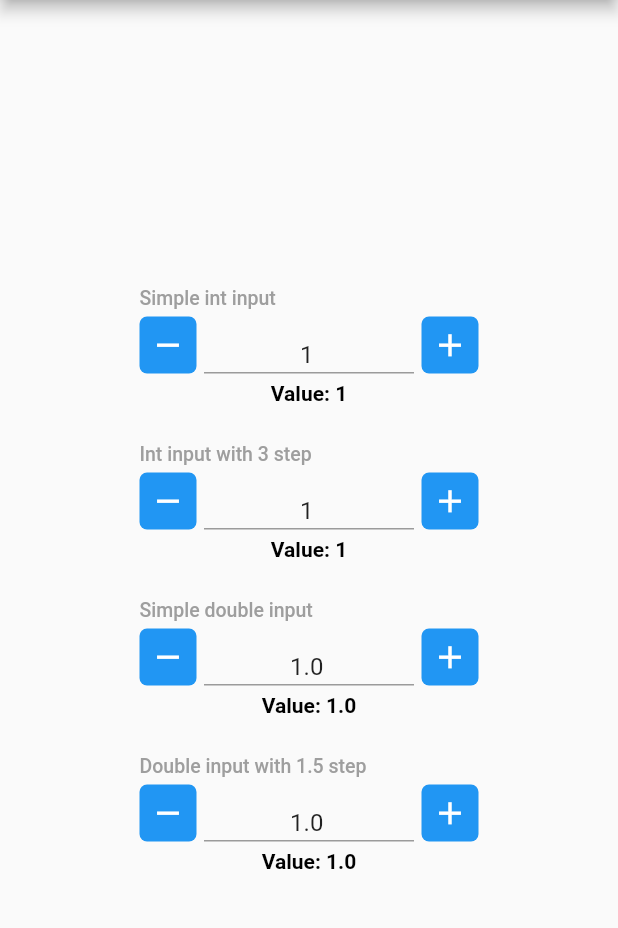
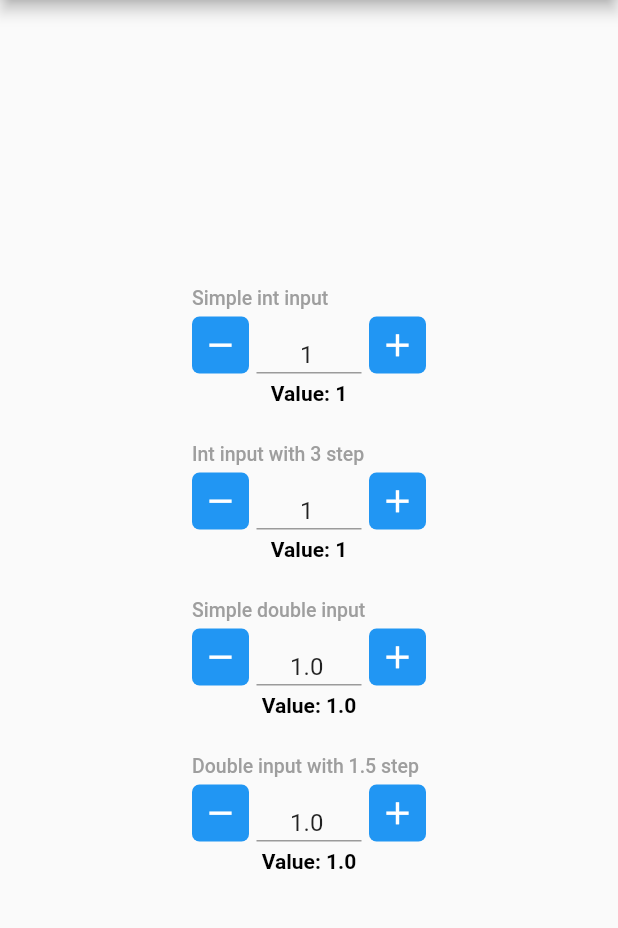
Before and after one commit to 4inka/flutter_quantity_input, a Flutter app: the screen it shows after launch, after a tap on the "remove" icon, on a phone screen of 412 x 824 dp, the part 84-1012 px from its top. Run offline on Flutter 3.47's test engine with Material 2 defaults, Android fonts, the phone set to English and light mode, and no system bars.

Commit message:
updating widget

````diff
--- a/lib/quantity_input.dart
+++ b/lib/quantity_input.dart
@@ -11,11 +11,16 @@ export 'src/quantity_input_as_double.dart';
 class QuantityInput extends StatefulWidget {
   /// Has to be an int or double depending on QuantityInputType variable
   final dynamic value;
+  /// The step in which
   final dynamic step;
+  ///
   final int decimalDigits;
   /// Set min value to be displayed in input. If not set, it will be set to 1
   final dynamic minValue;
+  /// Set max value to be displayed in input. If not set, it will be set to 1
   final dynamic maxValue;
+  /// The width of the textfield input
+  final double inputWidth;
   /// ```dart
   /// min(5, 3) == 3
   /// ```
@@ -27,8 +32,10 @@ class QuantityInput extends StatefulWidget {
   ///
   /// Setting property to true enables the option to display negative values
   final bool acceptsNegatives;
+  final bool acceptsZero;
   final QuantityInputType? type;
   final bool returnFormattedValue;
+  final InputDecoration? decoration;
 
   /// Test widget 1
   QuantityInput({
@@ -41,10 +48,13 @@ class QuantityInput extends StatefulWidget {
     this.label = '',
     this.readOnly = false,
     this.acceptsNegatives = false,
+    this.acceptsZero = false,
     this.minValue = 1,
     this.maxValue = 1000,
     this.type = QuantityInputType.forInt,
-    this.returnFormattedValue = false
+    this.returnFormattedValue = false,
+    this.inputWidth = 80,
+    this.decoration
   });
 
   @override
@@ -53,6 +63,14 @@ class QuantityInput extends StatefulWidget {
 
 class _QuantityInputState extends State<QuantityInput> {
   TextEditingController _controller = new TextEditingController();
+
+
+  @override
+  void initState() {
+    super.initState();
+    _controller.text = valueFormatter(widget.value);
+    //throw new Exception('Then using QuantityInputType.forDouble');
+  }
 
   String valueFormatter(dynamic value) {
     String extraZeros = '';
@@ -76,12 +94,6 @@ class _QuantityInputState extends State<QuantityInput> {
     String newFullValue = '$fullPartOfDouble.$decimalPartOfDouble';
 
     return newFullValue;
-  }
-
-  @override
-  void initState() {
-    super.initState();
-    _controller.text = valueFormatter(widget.value);
   }
 
   @override
@@ -120,7 +132,10 @@ class _QuantityInputState extends State<QuantityInput> {
                 onTap: () {
                   dynamic currentValue = 0;
 
-                  if (widget.acceptsNegatives || widget.value != 1)
+                  if (widget.acceptsNegatives ||
+                    ((widget.value - widget.step) > 0 && widget.type == QuantityInputType.forDouble) ||
+                    ((widget.value - widget.step) >= 1 && widget.type == QuantityInputType.forInt) ||
+                    (widget.acceptsZero && (widget.value - widget.step) == 0))
                     currentValue = widget.value - widget.step;
                   else
                     currentValue = widget.value;
@@ -137,19 +152,14 @@ class _QuantityInputState extends State<QuantityInput> {
                 }
               ),
               Container(
-                constraints: BoxConstraints(
-                  maxHeight: 38,
-                  maxWidth:150,
-                  minWidth: 50
-                ),
+                height: 38,
+                width: widget.inputWidth,
                 child: Padding(
                   padding: EdgeInsets.symmetric(horizontal: 5),
                   child: TextFormField(
                     controller: _controller,
                     textAlign: TextAlign.center,
-                    decoration: InputDecoration(
-                      //isDense: true
-                    ),
+                    decoration: widget.decoration,
                     readOnly: widget.readOnly,
                     keyboardType: TextInputType.number,
                     inputFormatters: [
````
